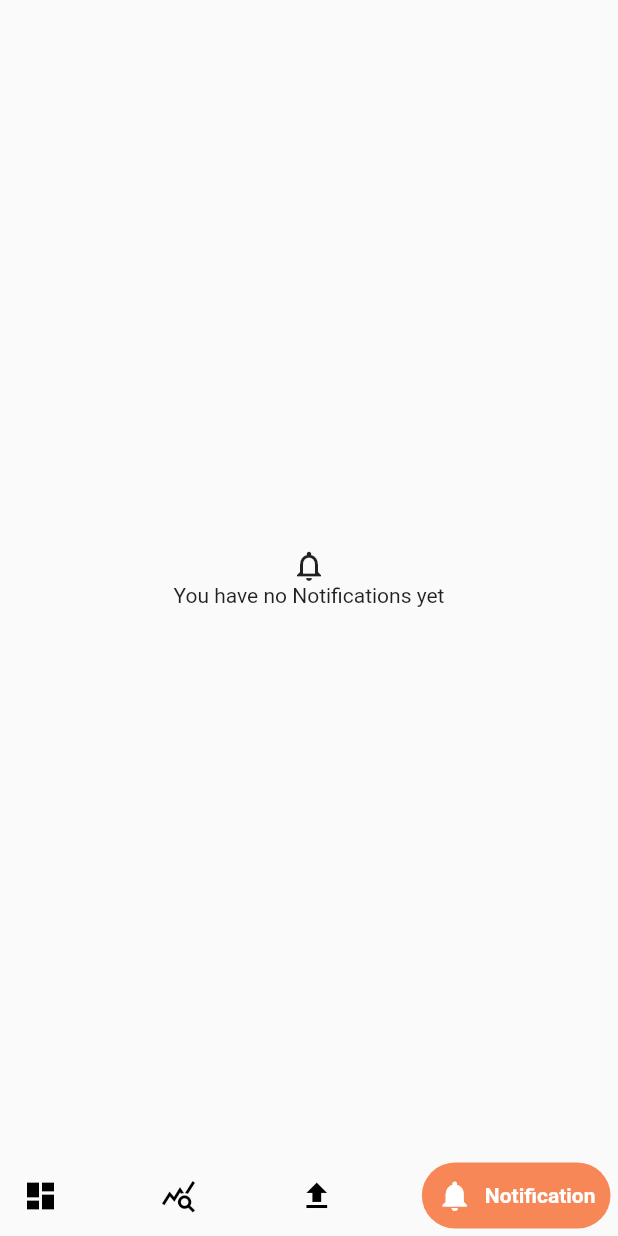
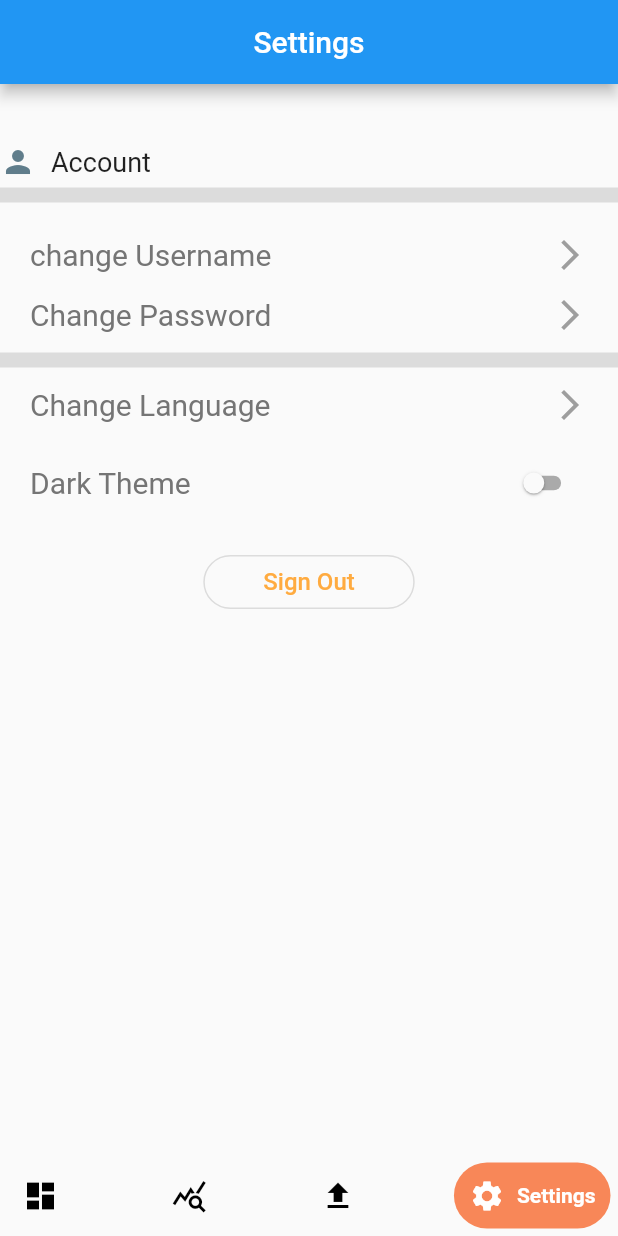
Before and after one commit to BuraTom/awud_creat, a Flutter app: the screen it shows after launch, swiped to page 4, on a phone screen of 412 x 824 dp. Run offline on Flutter 3.47's test engine with Material 2 defaults, Android fonts, the phone set to English and light mode, and no system bars; drawn by our look-alikes of google_nav_bar; our stand-ins replace charts_flutter, percent_indicator, shared_preferences; generated files the repository leaves out were written again.

Commit message:
language and setting added

```diff
--- /dev/null
+++ b/l10n.yaml
@@ -0,0 +1,3 @@
+arb-dir: lib/l10n
+template-arb-file: app_en.arb
+output-localization-file: app_localizations.dart
--- /dev/null
+++ b/lib/classes/language.dart
@@ -0,0 +1,20 @@
+class Language {
+  final int id;
+  final String flag;
+  final String name;
+  final String languageCode;
+
+  Language(this.id, this.flag, this.name, this.languageCode);
+
+  static List<Language> languageList() {
+    return <Language>[
+      // Language(1, "🇦🇫", "فارسی", "fa"),
+      Language(1, "🇺🇸", "English", "en"),
+      // Language(3, "🇸🇦", "اَلْعَرَبِيَّةُ", "ar"),
+      // Language(4, "🇮🇳", "हिंदी", "hi"),
+      Language(2, "ET", "አማርኛ", "am"),
+      // Language(6, "ET", "ትግሪኛ", "ti"),
+      // Language(3, "ET", "Afaan Aroomaa", "om")
+    ];
+  }
+}
--- /dev/null
+++ b/lib/classes/language_constants.dart
@@ -0,0 +1,50 @@
+import 'package:flutter/material.dart';
+import 'package:shared_preferences/shared_preferences.dart';
+import 'package:flutter_gen/gen_l10n/app_localizations.dart';
+
+const String LAGUAGE_CODE = 'languageCode';
+
+//languages code
+const String ENGLISH = 'en';
+// const String FARSI = 'fa';
+// const String ARABIC = 'ar';
+// const String HINDI = 'hi';
+const String amh = 'am';
+// const String tig = 'ti';
+// const String oro = 'om';
+Future<Locale> setLocale(String languageCode) async {
+  SharedPreferences _prefs = await SharedPreferences.getInstance();
+  await _prefs.setString(LAGUAGE_CODE, languageCode);
+  return _locale(languageCode);
+}
+
+Future<Locale> getLocale() async {
+  SharedPreferences _prefs = await SharedPreferences.getInstance();
+  String languageCode = _prefs.getString(LAGUAGE_CODE) ?? ENGLISH;
+  return _locale(languageCode);
+}
+
+Locale _locale(String languageCode) {
+  switch (languageCode) {
+    case ENGLISH:
+      return const Locale(ENGLISH, '');
+    // case FARSI:
+    //   return const Locale(FARSI, "");
+    // case ARABIC:
+    //   return const Locale(ARABIC, "");
+    // case HINDI:
+    //   return const Locale(HINDI, "");
+    case amh:
+      return const Locale(amh, "");
+    // case tig:
+    //   return const Locale(tig, "");
+    // case oro:
+    //   return const Locale(oro, "");
+    default:
+      return const Locale(ENGLISH, '');
+  }
+}
+
+AppLocalizations translation(BuildContext context) {
+  return AppLocalizations.of(context)!;
+}
--- a/lib/views/Artist.dart
+++ b/lib/views/Artist.dart
@@ -1,26 +1,46 @@
 import 'package:awud_creat/views/Dashboard.dart';
-import 'package:awud_creat/views/Notification.dart';
+import 'package:awud_creat/views/home_page.dart';
+import 'package:awud_creat/views/settings.dart';
 import 'package:awud_creat/views/Upload.dart';
 import 'package:awud_creat/views/Stats.dart';
 import 'package:flutter/material.dart';
 //import 'package:get/get.dart';
 import 'package:google_nav_bar/google_nav_bar.dart';
+import 'package:flutter_gen/gen_l10n/app_localizations.dart';
+import 'package:awud_creat/classes/language_constants.dart';
 
 class Artist extends StatefulWidget {
   Artist({Key? key}) : super(key: key);
 
   @override
   State<Artist> createState() => _ArtistState();
+  static void setLocale(BuildContext context, Locale newLocale) {
+    _ArtistState? state = context.findAncestorStateOfType<_ArtistState>();
+    state?.setLocale(newLocale);
+  }
 }
 
 class _ArtistState extends State<Artist> {
+  Locale? _locale;
+  setLocale(Locale locale) {
+    setState(() {
+      _locale = locale;
+    });
+  }
+
+  @override
+  void didChangeDependencies() {
+    getLocale().then((locale) => {setLocale(locale)});
+    super.didChangeDependencies();
+  }
+
   var _index = 0;
-
   final screens = [
     const DashBoard(),
     Stats(),
     const Uploads(),
-    const Notifications(),
+    // HomePage(),
+    Setting(),
   ];
 
   PageController controller = PageController();
@@ -42,6 +62,9 @@ class _ArtistState extends State<Artist> {
         //     appBarTheme: AppBarTheme(
         //       backgroundColor: Colors.black,
         //     )),
+        localizationsDelegates: AppLocalizations.localizationsDelegates,
+        supportedLocales: AppLocalizations.supportedLocales,
+        locale: _locale,
         home: Scaffold(
           // backgroundColor: Theme.of(context).appBarTheme.backgroundColor,
           body: PageView.builder(
@@ -71,7 +94,7 @@ class _ArtistState extends State<Artist> {
                 ),
                 GButton(icon: Icons.query_stats, text: "Stats"),
                 GButton(icon: Icons.upload, text: "Uploads"),
-                GButton(icon: Icons.notifications, text: "Notification"),
+                GButton(icon: Icons.settings, text: "Settings"),
               ],
               selectedIndex: _index,
               onTabChange: (index) {
--- a/lib/views/Notification.dart
+++ /dev/null
@@ -1,20 +0,0 @@
-import 'package:flutter/material.dart';
-
-class Notifications extends StatelessWidget {
-  const Notifications({Key? key}) : super(key: key);
-
-  @override
-  Widget build(BuildContext context) {
-    return Scaffold(
-      body: Center(
-        child: Column(
-          mainAxisAlignment: MainAxisAlignment.center,
-          children: const [
-            Icon(Icons.notifications_none),
-            Text('You have no Notifications yet')
-          ],
-        ),
-      ),
-    );
-  }
-}
--- /dev/null
+++ b/lib/views/settings.dart
@@ -0,0 +1,159 @@
+import 'package:awud_creat/classes/language.dart';
+import 'package:awud_creat/classes/language_constants.dart';
+import 'package:awud_creat/views/Artist.dart';
+import 'package:flutter/material.dart';
+
+class Setting extends StatefulWidget {
+  Setting({Key? key}) : super(key: key);
+
+  @override
+  State<Setting> createState() => _SettingState();
+}
+
+class _SettingState extends State<Setting> {
+  bool chan = false;
+
+  changed(bool newval) {
+    setState(() {
+      chan = newval;
+    });
+    // setState() {
+    //   chan = newval;
+    // }
+  }
+
+  Widget Accoountsettings(BuildContext context, String name) {
+    return GestureDetector(
+      onTap: () => {
+        showDialog(
+            context: context,
+            builder: (BuildContext context) {
+              return AlertDialog(
+                title: Text('languages'),
+                content: Padding(
+                  padding: const EdgeInsets.all(8.0),
+                  child: DropdownButton<Language>(
+                    underline: const SizedBox(),
+                    icon: const Icon(
+                      Icons.language,
+                      color: Colors.white,
+                    ),
+                    onChanged: (Language? language) async {
+                      if (language != null) {
+                        Locale _locale = await setLocale(language.languageCode);
+                        Artist.setLocale(context, _locale);
+                      }
+                    },
+                    items: Language.languageList()
+                        .map<DropdownMenuItem<Language>>(
+                          (e) => DropdownMenuItem<Language>(
+                            value: e,
+                            child: Row(
+                              mainAxisAlignment: MainAxisAlignment.spaceAround,
+                              children: <Widget>[
+                                // Text(
+                                //   e.flag,
+                                //   style: const TextStyle(fontSize: 30),
+                                // ),
+                                Text(e.name)
+                              ],
+                            ),
+                          ),
+                        )
+                        .toList(),
+                  ),
+                ),
+              );
+            })
+      },
+      child: Padding(
+        padding: const EdgeInsets.symmetric(vertical: 8, horizontal: 20),
+        child: Row(
+          mainAxisAlignment: MainAxisAlignment.spaceBetween,
+          children: [
+            Text(name, style: TextStyle(fontSize: 20, color: Colors.grey[600])),
+            Icon(Icons.arrow_forward_ios, color: Colors.grey),
+          ],
+        ),
+      ),
+    );
+  }
+
+  Widget switchsettings(String name, bool val, Function change) {
+    return GestureDetector(
+      onTap: () => {},
+      child: Padding(
+        padding: const EdgeInsets.symmetric(vertical: 8, horizontal: 20),
+        child: Row(
+          mainAxisAlignment: MainAxisAlignment.spaceBetween,
+          children: [
+            Text(name, style: TextStyle(fontSize: 20, color: Colors.grey[600])),
+            Transform.scale(
+                scale: 0.7,
+                child: Switch(
+                    activeColor: Colors.blue,
+                    activeTrackColor: Colors.orangeAccent,
+                    // trackColor: Colors.orangeAccent,
+                    value: val,
+                    onChanged: (bool newv) {
+                      change(newv);
+                    })),
+          ],
+        ),
+      ),
+    );
+  }
+
+  @override
+  Widget build(BuildContext context) {
+    return Scaffold(
+        appBar: AppBar(
+          title: Text('Settings'),
+          centerTitle: true,
+        ),
+        body: Container(
+          child: ListView(
+            children: [
+              SizedBox(height: 40),
+              Row(
+                children: [
+                  Icon(Icons.person, color: Colors.blueGrey),
+                  SizedBox(width: 10),
+                  Text('Account', style: TextStyle(fontSize: 18))
+                ],
+              ),
+              Divider(
+                height: 20,
+                thickness: 10,
+              ),
+              SizedBox(height: 10),
+              Accoountsettings(context, 'change Username'),
+              Accoountsettings(context, 'Change Password'),
+              // SizedBox(height: 10),
+              Divider(
+                height: 20,
+                thickness: 10,
+              ),
+              Accoountsettings(context, 'Change Language'),
+              switchsettings('Dark Theme', chan, changed),
+              SizedBox(height: 10),
+              Center(
+                child: OutlinedButton(
+                  onPressed: () => {},
+                  style: OutlinedButton.styleFrom(
+                    padding: const EdgeInsets.symmetric(horizontal: 40),
+                    shape: RoundedRectangleBorder(
+                        borderRadius: BorderRadius.circular(20)),
+                  ),
+                  child: Text(
+                    'Sign Out',
+                    style: TextStyle(fontSize: 16, color: Colors.orangeAccent),
+                  ),
+                ),
+              )
+              //Accoountsettings(context, 'Account Password'),
+            ],
+          ),
+        ));
+  }
+}
```
Also changed, not shown: lib/l10n/app_am.arb (added, +16 -0 lines), lib/l10n/app_en.arb (added, +16 -0 lines), lib/views/Dashboard.dart (+9 -7 lines), lib/views/home_page.dart (added, +69 -0 lines), pubspec.yaml (+6 -2 lines), pubspec.lock.
